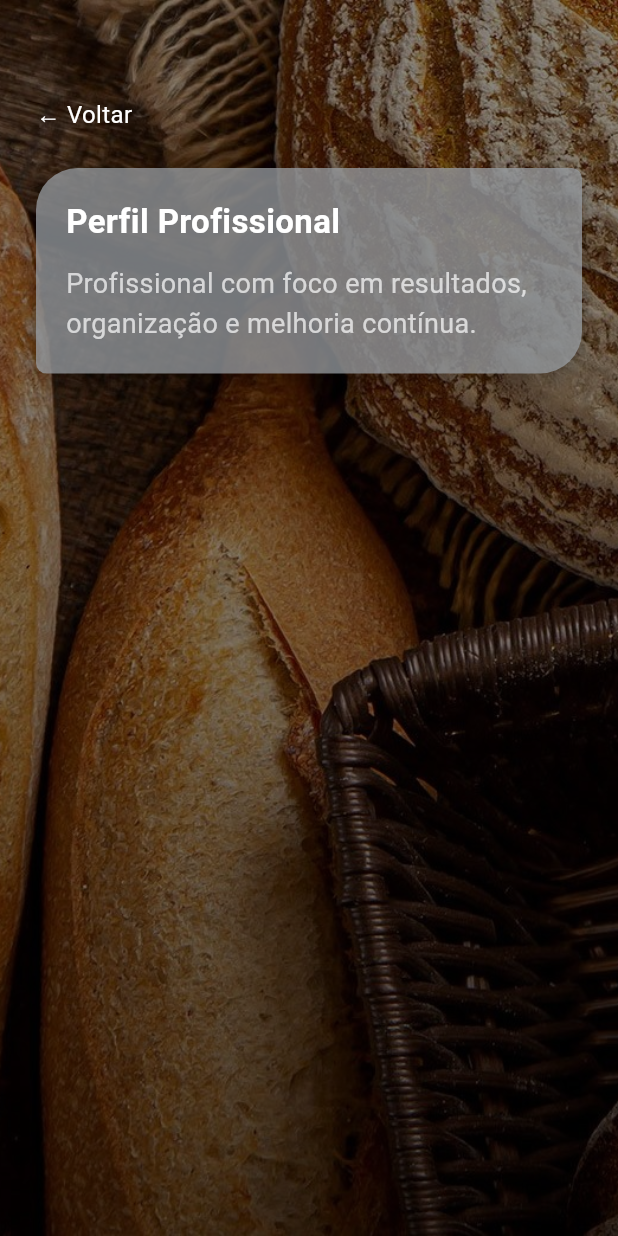
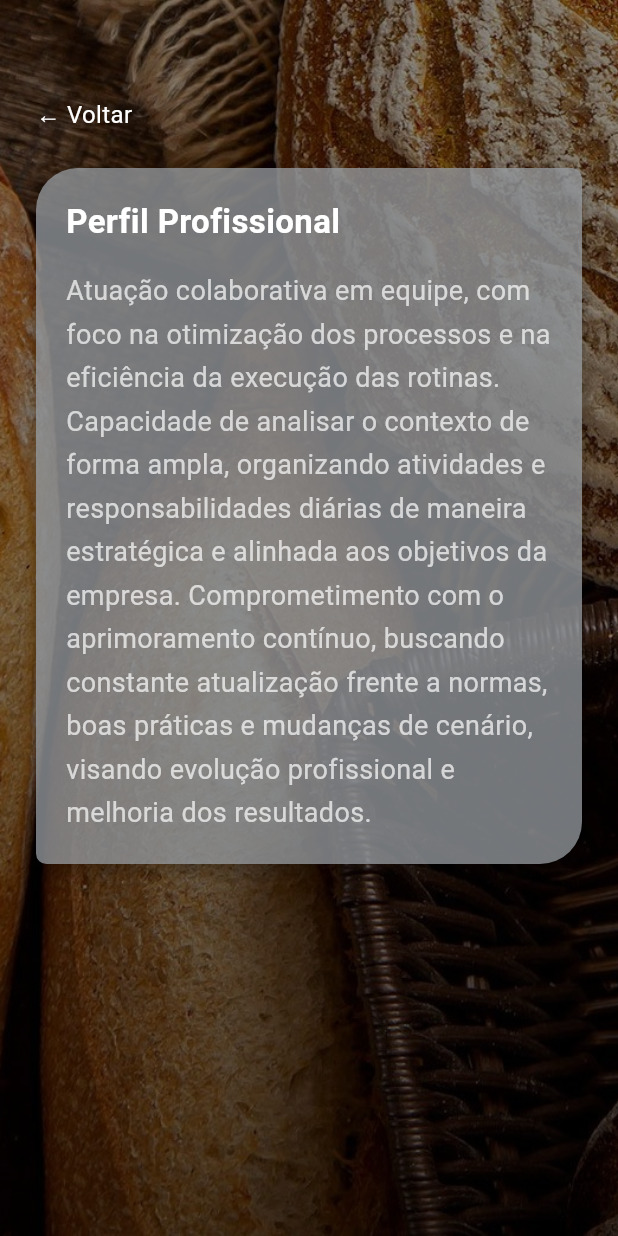
Before and after one commit to Adriano2485/curriculo, a Flutter app: the screen it shows after launch, after a tap on "Dados Pessoais", after a tap on "Perfil Profissional", on a phone screen of 412 x 824 dp. Run offline on Flutter 3.47's test engine with Material 3 defaults, Android fonts, the light colour scheme and no system bars; Roboto replaces fonts that are missing (Arial).

Commit message:
Update main.dart

```diff
--- a/lib/main.dart
+++ b/lib/main.dart
@@ -175,7 +175,6 @@ class HomeScreen extends StatelessWidget {
             MenuTile(
                 title: 'Experiência Profissional', screen: ExperienciaScreen()),
             MenuTile(title: 'Competências', screen: CompetenciasScreen()),
-            MenuTile(title: 'Cursos & Certificações', screen: CursosScreen()),
             MenuTile(title: 'Contato', screen: ContatoScreen()),
           ],
         ),
@@ -320,7 +319,11 @@ class BaseScreen extends StatelessWidget {
   final String title;
   final String content;
 
-  const BaseScreen({super.key, required this.title, required this.content});
+  const BaseScreen({
+    super.key,
+    required this.title,
+    required this.content,
+  });
 
   @override
   Widget build(BuildContext context) {
@@ -335,11 +338,17 @@ class BaseScreen extends StatelessWidget {
               onTap: () => Navigator.pop(context),
               child: const Text(
                 '← Voltar',
-                style: TextStyle(color: Colors.white, fontSize: 16),
+                style: TextStyle(
+                  color: Colors.white,
+                  fontSize: 16,
+                ),
               ),
             ),
             const SizedBox(height: 24),
-            InfoCard(
+            Expanded(
+              child: SingleChildScrollView(
+                physics: const BouncingScrollPhysics(),
+                child: InfoCard(
                   child: Column(
                     crossAxisAlignment: CrossAxisAlignment.start,
                     children: [
@@ -351,16 +360,18 @@ class BaseScreen extends StatelessWidget {
                           color: Colors.white,
                         ),
                       ),
-                  const SizedBox(height: 12),
+                      const SizedBox(height: 16),
                       Text(
                         content,
                         style: const TextStyle(
                           fontSize: 18,
-                      height: 1.5,
+                          height: 1.6,
                           color: Colors.white70,
                         ),
                       ),
                     ],
+                  ),
+                ),
               ),
             ),
           ],
@@ -419,7 +430,7 @@ class _DadosPessoaisScreenState extends State<DadosPessoaisScreen> {
                             ),
                             SizedBox(height: 12),
                             Text(
-                              '#NOME: Adriano Santos Pereira\n#ENDEREÇO: Rua Eunice Weaver 200, apt 512, Carlos Chagas\n#IDADE: 40 anos\n#ESTADO CIVIL: Solteiro',
+                              '#NOME:\nAdriano Santos Pereira\n#ENDEREÇO:\nRua Eunice Weaver 200, apt 812, Carlos Chagas\n#IDADE: 40 anos\n#ESTADO CIVIL:\nSolteiro\nFilhos: 2',
                               style: TextStyle(
                                 fontSize: 18,
                                 height: 1.5,
@@ -514,7 +525,7 @@ class PerfilScreen extends StatelessWidget {
     return const BaseScreen(
       title: 'Perfil Profissional',
       content:
-          'Profissional com foco em resultados, organização e melhoria contínua.',
+          'Atuação colaborativa em equipe, com foco na otimização dos processos e na eficiência da execução das rotinas. Capacidade de analisar o contexto de forma ampla, organizando atividades e responsabilidades diárias de maneira estratégica e alinhada aos objetivos da empresa. Comprometimento com o aprimoramento contínuo, buscando constante atualização frente a normas, boas práticas e mudanças de cenário, visando evolução profissional e melhoria dos resultados.',
     );
   }
 }
@@ -526,7 +537,8 @@ class FormacaoScreen extends StatelessWidget {
   Widget build(BuildContext context) {
     return const BaseScreen(
       title: 'Formação Acadêmica',
-      content: '• Graduação em ...\n• Cursos técnicos e especializações.',
+      content:
+          '• Ensino Médio completo\n• Graduação em Análise e Desenvolvimentos de Sistemas em andamento, via EAD.',
     );
   }
 }
@@ -539,7 +551,7 @@ class ExperienciaScreen extends StatelessWidget {
     return const BaseScreen(
       title: 'Experiência Profissional',
       content:
-          '• Empresa X – Cargo – Período\n• Principais atividades e resultados.',
+          'Atuação na área de panificação desde os 15 anos de idade, com experiência consolidada ao longo dos anos e registro CLT a partir de 2009, desenvolvendo competências técnicas, operacionais e de organização de produção.\n• PADARIA REGIANE:\nPeríodo: 02/02/2009 a 02/06/2010\nCargo: Padeiro\nRotina: Produção de massas pão francês e suas variedades, massas doces e confeitaria básica.\n•BOCA VIÇOSA:\nPeríodo: 05/08/2010 a 30/06/2012\nCargo: Padeiro\nRotina: Produção de massas pão francês e suas variedades, massas doces, massas folhadas, massas caseiras com receita própria, confeitaria fina.\n•PIZZARIA PAULISTANA:\nPeríodo: 14/02/2014 a 17/08/2014 e 18/02/2015 a 02/08/2015\nCargo: Pizzaiolo\nRotina: Produção de massas, recheios, montagem, forneamento, organização do setor, auxílio em pedidos e estocagem.\n•GULA MIX:\nPeríodo: 04/01/2016 a 15/03/2017\nCargo: Pizzaiolo\nRotina: Produção de massas, recheios, montagem, forneamento, organização do setor, auxílio em pedidos e estocagem.\n•MARQESPAN/TRIGO ARTE E CIA:\nPeríodo: 19/02/2018 - em aberto.\nCargo: Técnico Panificação 2\nRotina: Treinamento da equipe em relação aos produtos congelados, auxílio na produção, controle de estoque e pedidos, manutenção de limpeza dos equipamentos, organização e precificação do PDV, estratégias de vendas com base em relatórios e rotina programada.',
     );
   }
 }
@@ -557,18 +569,6 @@ class CompetenciasScreen extends StatelessWidget {
   }
 }
 
-class CursosScreen extends StatelessWidget {
-  const CursosScreen({super.key});
-
-  @override
-  Widget build(BuildContext context) {
-    return const BaseScreen(
-      title: 'Cursos & Certificações',
-      content: '• Curso A\n• Curso B\n• Certificação C',
-    );
-  }
-}
-
 class ContatoScreen extends StatelessWidget {
   const ContatoScreen({super.key});
 
@@ -576,7 +576,7 @@ class ContatoScreen extends StatelessWidget {
   Widget build(BuildContext context) {
     return const BaseScreen(
       title: 'Contato',
-      content: 'Email: exemplo@email.com\nTelefone: (00) 00000-0000',
+      content: 'Email: adrianosptac@gmail.com\nTelefone: (32) 99855-5194',
     );
   }
 }
```
Lines whose indentation alone changed are shown as unchanged.
